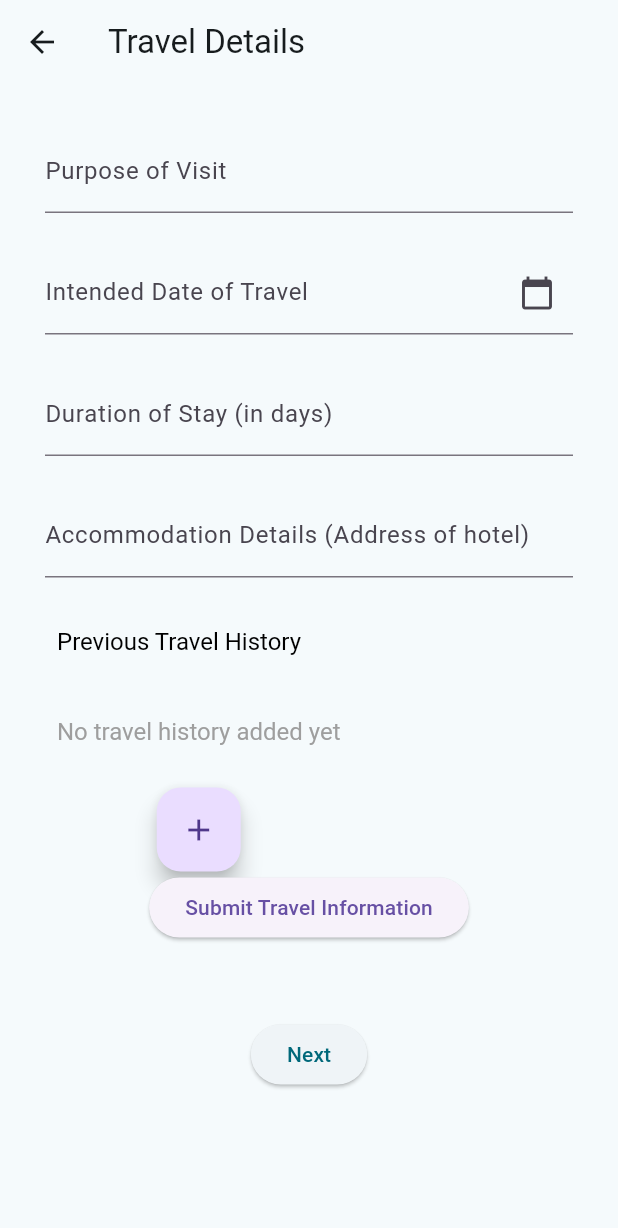
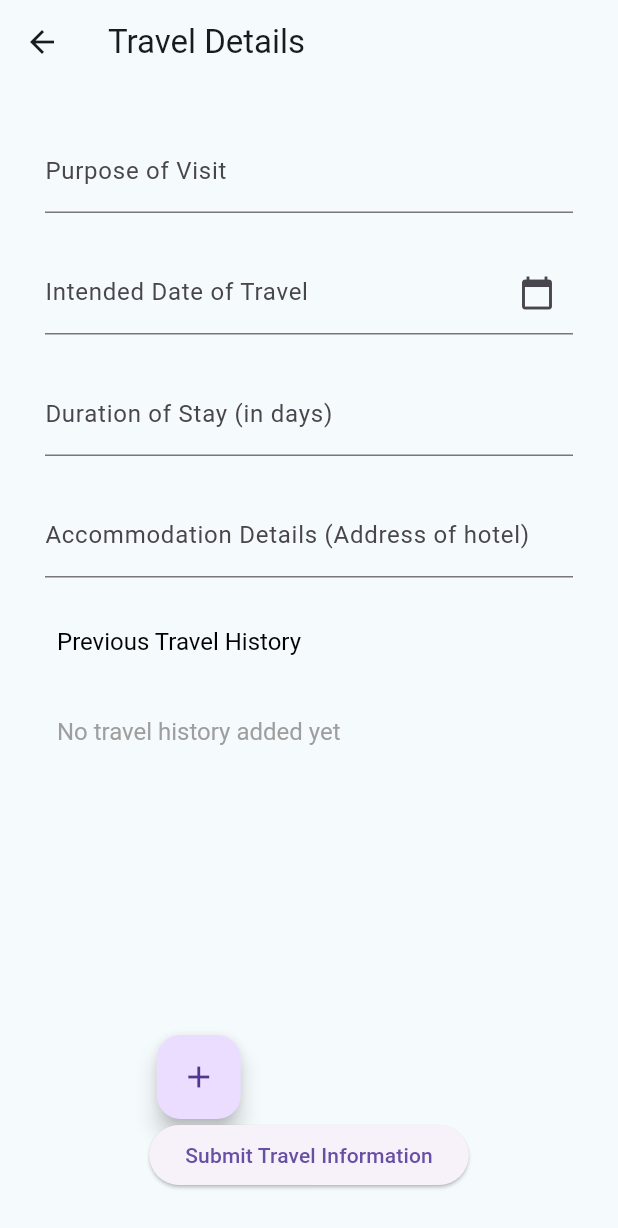
Before and after one commit to Iyadh27/CodexBots_SL-Portal, a Flutter app: the TravelVisa screen opened directly with empty values, on a phone screen of 412 x 824 dp. Shown: the top 1228 px of the screen. Run offline on Flutter 3.47's test engine with Material 3 defaults, Android fonts, the light colour scheme and no system bars; our stand-ins replace carousel_slider, file_picker, firebase_core; accounts and stored records are empty.

Commit message:
Travel form

```diff
--- a/lib/image_carousel.dart
+++ b/lib/image_carousel.dart
@@ -3,6 +3,8 @@
 import 'package:sl_portal/singup.dart';
 
 class ImageCarousel extends StatefulWidget {
+  const ImageCarousel({super.key});
+
   @override
   _ImageCarouselState createState() => _ImageCarouselState();
 }
--- a/lib/main.dart
+++ b/lib/main.dart
@@ -1,6 +1,4 @@
 import 'package:flutter/material.dart';
-import 'package:sl_portal/loading.dart';
-import 'package:sl_portal/preferred_activities.dart';
 import 'package:sl_portal/singup.dart';
 
 void main() {
@@ -20,8 +18,8 @@
         useMaterial3: true,
       ),
       debugShowCheckedModeBanner: false,
-      // home: const MyHomePage(title: 'Flutter Demo Home Page'),
-      home: const LoadingScreen(),
+      home: const MyHomePage(title: 'Flutter Demo Home Page'),
+      // home: const LoadingScreen(),
       // home: const PreferredActivities(),
     );
   }
--- a/lib/travel_form.dart
+++ b/lib/travel_form.dart
@@ -150,7 +150,7 @@
                 ),
 
                 const SizedBox(height: 25),
-                TravelHistoryRecords(),
+                const TravelHistoryRecords(),
                 Center(
                   child: ElevatedButton(
                     onPressed: _submitForm,
--- a/lib/travel_records.dart
+++ b/lib/travel_records.dart
@@ -1,129 +1,14 @@
 import 'package:flutter/material.dart';
 
 // class TravelHistoryForm extends StatefulWidget {
+//   const TravelHistoryForm({super.key});
+
 //   @override
 //   _TravelHistoryFormState createState() => _TravelHistoryFormState();
 // }
 
 // class _TravelHistoryFormState extends State<TravelHistoryForm> {
-//   List<Map<String, String>> _travelHistory = [];
-//   bool _showForm = false;
-
-//   final TextEditingController _countryController = TextEditingController();
-//   final TextEditingController _periodController = TextEditingController();
-//   final TextEditingController _descriptionController = TextEditingController();
-
-//   void _addTravelHistory() {
-//     if (_countryController.text.isNotEmpty &&
-//         _periodController.text.isNotEmpty &&
-//         _descriptionController.text.isNotEmpty) {
-//       setState(() {
-//         _travelHistory.add({
-//           'Country': _countryController.text,
-//           'Period': _periodController.text,
-//           'Description': _descriptionController.text
-//         });
-//         _countryController.clear();
-//         _periodController.clear();
-//         _descriptionController.clear();
-//         _showForm = false; // Hide the form after adding the record
-//       });
-//     }
-//   }
-
-//   @override
-//   Widget build(BuildContext context) {
-//     return Padding(
-//       padding: const EdgeInsets.all(16.0),
-//       child: Column(
-//         children: [
-//           _travelHistory.isNotEmpty
-//               ? Expanded(
-//                   child: ListView.builder(
-//                     itemCount: _travelHistory.length,
-//                     itemBuilder: (context, index) {
-//                       final record = _travelHistory[index];
-//                       return ListTile(
-//                         title:
-//                             Text('${record['Country']} (${record['Period']})'),
-//                         subtitle: Text(record['Description']!),
-//                       );
-//                     },
-//                   ),
-//                 )
-//               : const Text('Add your previous travel history'),
-//           FloatingActionButton(
-//             onPressed: () {
-//               setState(() {
-//                 _showForm = !_showForm; // Toggle visibility of the form
-//               });
-//             },
-//             child: Icon(_showForm ? Icons.remove : Icons.add),
-//           ),
-//           // Toggle the form to show/hide when plus icon is clicked
-//           if (_showForm)
-//             Column(
-//               children: [
-//                 TextFormField(
-//                   controller: _countryController,
-//                   decoration:
-//                       const InputDecoration(labelText: 'Country Visited'),
-//                 ),
-//                 TextFormField(
-//                   controller: _periodController,
-//                   decoration: const InputDecoration(labelText: 'Time Period'),
-//                 ),
-//                 TextFormField(
-//                   controller: _descriptionController,
-//                   decoration: const InputDecoration(labelText: 'Description'),
-//                   maxLines: 2,
-//                 ),
-//                 SizedBox(height: 10),
-//                 ElevatedButton(
-//                   onPressed: _addTravelHistory,
-//                   child: Text('Add Travel History'),
-//                 ),
-//               ],
-//             ),
-//           SizedBox(height: 20),
-//           // _travelHistory.isNotEmpty
-//           //     ? Expanded(
-//           //         child: ListView.builder(
-//           //           itemCount: _travelHistory.length,
-//           //           itemBuilder: (context, index) {
-//           //             final record = _travelHistory[index];
-//           //             return ListTile(
-//           //               title:
-//           //                   Text('${record['Country']} (${record['Period']})'),
-//           //               subtitle: Text(record['Description']!),
-//           //             );
-//           //           },
-//           //         ),
-//           //       )
-//           //     : Text('Add your previous travel history'),
-//           // FloatingActionButton(
-//           //   onPressed: () {
-//           //     setState(() {
-//           //       _showForm = !_showForm; // Toggle visibility of the form
-//           //     });
-//           //   },
-//           //   child: Icon(_showForm ? Icons.close : Icons.add),
-//           // ),
-//         ],
-//       ),
-//     );
-//   }
-// }
-
-// import 'package:flutter/material.dart';
-
-// class TravelHistoryForm extends StatefulWidget {
-//   @override
-//   _TravelHistoryFormState createState() => _TravelHistoryFormState();
-// }
-
-// class _TravelHistoryFormState extends State<TravelHistoryForm> {
-//   List<Map<String, String>> _travelHistory = [];
+//   final List<Map<String, String>> _travelHistory = [];
 //   bool _showForm = false;
 
 //   final TextEditingController _countryController = TextEditingController();
@@ -149,110 +34,149 @@
 //     } else {
 //       // Show a snackbar or dialog for empty fields
 //       ScaffoldMessenger.of(context).showSnackBar(
-//         SnackBar(content: Text('Please fill all fields')),
+//         const SnackBar(content: Text('Please fill all fields')),
 //       );
 //     }
 //   }
 
 //   @override
 //   Widget build(BuildContext context) {
-//     return Flex(
-//       direction: Axis.vertical,
-//       children: [
-//         SingleChildScrollView(
-//           child: Column(
+//     return DefaultTextStyle(
+//       style: const TextStyle(fontSize: 16.0, color: Colors.black),
+//       child: Stack(
+//         children: [
+//           Column(
 //             children: [
-//               _travelHistory.isNotEmpty
-//                   ? ListView.builder(
-//                       shrinkWrap: true,
-//                       physics: NeverScrollableScrollPhysics(),
-//                       itemCount: _travelHistory.length,
-//                       itemBuilder: (context, index) {
-//                         final record = _travelHistory[index];
-//                         return ListTile(
-//                           title: Text(
-//                               '${record['Country']} (${record['Period']})'),
-//                           subtitle: Text(record['Description']!),
-//                         );
-//                       },
-//                     )
-//                   : Padding(
-//                       padding: const EdgeInsets.all(8.0),
-//                       child: Text(
-//                         'No travel history added yet',
-//                         style: TextStyle(
-//                           fontSize: 16.0,
-//                           color: Colors.grey,
+//               SizedBox(
+//                 height: 300,
+//                 child: _travelHistory.isNotEmpty
+//                     ? ListView.builder(
+//                         shrinkWrap: true,
+//                         physics: const NeverScrollableScrollPhysics(),
+//                         itemCount: _travelHistory.length,
+//                         itemBuilder: (context, index) {
+//                           final record = _travelHistory[index];
+//                           return Card(
+//                             elevation: 5, // Adds shadow and depth
+//                             margin: const EdgeInsets.symmetric(
+//                                 vertical: 8.0,
+//                                 horizontal: 16.0), // Spacing around the card
+//                             shape: RoundedRectangleBorder(
+//                               borderRadius: BorderRadius.circular(
+//                                   15.0), // Rounded corners for the card
+//                             ),
+//                             child: Padding(
+//                               padding: const EdgeInsets.all(
+//                                   12.0), // Adds padding inside the card
+//                               child: ListTile(
+//                                 title: Text(
+//                                   '${record['Country']} (${record['Period']} days)',
+//                                   style: const TextStyle(
+//                                     fontSize: 18.0,
+//                                     fontWeight: FontWeight.bold,
+//                                     color: Colors.blueAccent,
+//                                   ),
+//                                 ),
+//                                 subtitle: Text(
+//                                   record['Description']!,
+//                                   style: TextStyle(
+//                                     fontSize: 14.0,
+//                                     fontStyle: FontStyle.italic,
+//                                     color: Colors.grey[600],
+//                                   ),
+//                                 ),
+//                                 leading: const Icon(
+//                                   Icons.location_on,
+//                                   color: Colors.redAccent,
+//                                 ),
+//                                 trailing: const Icon(
+//                                   Icons.arrow_forward_ios,
+//                                   size: 16.0,
+//                                   color: Colors.grey,
+//                                 ),
+//                               ),
+//                             ),
+//                           );
+//                         },
+//                       )
+//                     : const Padding(
+//                         padding: EdgeInsets.all(8.0),
+//                         child: Text(
+//                           'No travel history added yet',
+//                           style: TextStyle(
+//                             color: Colors.grey,
+//                           ),
 //                         ),
-//                         softWrap: true,
 //                       ),
+//                 if (_showForm)
+//                   Padding(
+//                     padding: const EdgeInsets.all(8.0),
+//                     child: Column(
+//                       children: [
+//                         TextFormField(
+//                           controller: _countryController,
+//                           decoration: const InputDecoration(
+//                               labelText: 'Country Visited'),
+//                         ),
+//                         TextFormField(
+//                           controller: _periodController,
+//                           decoration:
+//                               const InputDecoration(labelText: 'Time Period'),
+//                         ),
+//                         TextFormField(
+//                           controller: _descriptionController,
+//                           decoration:
+//                               const InputDecoration(labelText: 'Description'),
+//                           maxLines: 2,
+//                         ),
+//                         const SizedBox(height: 10),
+//                         ElevatedButton(
+//                           onPressed: _addTravelHistory,
+//                           child: const Text('Add to History'),
+//                         ),
+//                       ],
 //                     ),
-//               if (_showForm)
-//                 Padding(
-//                   padding: const EdgeInsets.all(8.0),
-//                   child: Column(
-//                     children: [
-//                       TextFormField(
-//                         controller: _countryController,
-//                         decoration:
-//                             const InputDecoration(labelText: 'Country Visited'),
-//                       ),
-//                       TextFormField(
-//                         controller: _periodController,
-//                         decoration:
-//                             const InputDecoration(labelText: 'Time Period'),
-//                       ),
-//                       TextFormField(
-//                         controller: _descriptionController,
-//                         decoration:
-//                             const InputDecoration(labelText: 'Description'),
-//                         maxLines: 2,
-//                       ),
-//                       SizedBox(height: 10),
-//                       ElevatedButton(
-//                         onPressed: _addTravelHistory,
-//                         child: Text('Add to History'),
-//                       ),
-//                     ],
 //                   ),
-//                 ),
-//               SizedBox(height: 20),
-//             ],
+//                 const SizedBox(height: 20),
+//               ],
+//             ),
 //           ),
-//         ),
-//         Positioned(
-//           bottom: 16.0,
-//           right: 16.0,
-//           child: FloatingActionButton(
-//             onPressed: () {
-//               setState(() {
-//                 _showForm = !_showForm;
-//               });
-//             },
-//             child: Icon(_showForm ? Icons.remove : Icons.add),
+//           Positioned(
+//             bottom: 16.0,
+//             right: 16.0,
+//             child: FloatingActionButton(
+//               onPressed: () {
+//                 setState(() {
+//                   _showForm = !_showForm;
+//                 });
+//               },
+//               child: Icon(_showForm ? Icons.remove : Icons.add),
+//             ),
 //           ),
-//         ),
-//       ],
+//         ],
+//       ),
 //     );
 //   }
 // }
 
 // class TravelHistoryRecords extends StatelessWidget {
+//   const TravelHistoryRecords({super.key});
+
 //   @override
 //   Widget build(BuildContext context) {
 //     return TravelHistoryForm(); // Integrating TravelHistoryForm
 //   }
 // }
 
-import 'package:flutter/material.dart';
+class TravelHistoryRecords extends StatefulWidget {
+  const TravelHistoryRecords({Key? key}) : super(key: key);
 
-class TravelHistoryForm extends StatefulWidget {
   @override
-  _TravelHistoryFormState createState() => _TravelHistoryFormState();
+  _TravelHistoryRecordsState createState() => _TravelHistoryRecordsState();
 }
 
-class _TravelHistoryFormState extends State<TravelHistoryForm> {
-  List<Map<String, String>> _travelHistory = [];
+class _TravelHistoryRecordsState extends State<TravelHistoryRecords> {
+  final List<Map<String, String>> _travelHistory = [];
   bool _showForm = false;
 
   final TextEditingController _countryController = TextEditingController();
@@ -276,7 +200,6 @@
         _showForm = false;
       });
     } else {
-      // Show a snackbar or dialog for empty fields
       ScaffoldMessenger.of(context).showSnackBar(
         const SnackBar(content: Text('Please fill all fields')),
       );
@@ -287,31 +210,25 @@
   Widget build(BuildContext context) {
     return DefaultTextStyle(
       style: const TextStyle(fontSize: 16.0, color: Colors.black),
-      child: Flex(
-        direction: Axis.vertical,
-        children: [
-          SingleChildScrollView(
       child: Column(
         children: [
-                _travelHistory.isNotEmpty
+          // Use a SizedBox to constrain ListView's height
+          SizedBox(
+            height: 200.0, // Adjust this value based on the available space
+            child: _travelHistory.isNotEmpty
                 ? ListView.builder(
-                        shrinkWrap: true,
-                        physics: const NeverScrollableScrollPhysics(),
                     itemCount: _travelHistory.length,
                     itemBuilder: (context, index) {
                       final record = _travelHistory[index];
                       return Card(
-                            elevation: 5, // Adds shadow and depth
+                        elevation: 5,
                         margin: const EdgeInsets.symmetric(
-                                vertical: 8.0,
-                                horizontal: 16.0), // Spacing around the card
+                            vertical: 8.0, horizontal: 16.0),
                         shape: RoundedRectangleBorder(
-                              borderRadius: BorderRadius.circular(
-                                  15.0), // Rounded corners for the card
+                          borderRadius: BorderRadius.circular(15.0),
                         ),
                         child: Padding(
-                              padding: const EdgeInsets.all(
-                                  12.0), // Adds padding inside the card
+                          padding: const EdgeInsets.all(12.0),
                           child: ListTile(
                             title: Text(
                               '${record['Country']} (${record['Period']} days)',
@@ -352,6 +269,7 @@
                       ),
                     ),
                   ),
+          ),
           if (_showForm)
             Padding(
               padding: const EdgeInsets.all(8.0),
@@ -359,18 +277,16 @@
                 children: [
                   TextFormField(
                     controller: _countryController,
-                          decoration: const InputDecoration(
-                              labelText: 'Country Visited'),
+                    decoration:
+                        const InputDecoration(labelText: 'Country Visited'),
                   ),
                   TextFormField(
                     controller: _periodController,
-                          decoration:
-                              const InputDecoration(labelText: 'Time Period'),
+                    decoration: const InputDecoration(labelText: 'Time Period'),
                   ),
                   TextFormField(
                     controller: _descriptionController,
-                          decoration:
-                              const InputDecoration(labelText: 'Description'),
+                    decoration: const InputDecoration(labelText: 'Description'),
                     maxLines: 2,
                   ),
                   const SizedBox(height: 10),
@@ -382,13 +298,7 @@
               ),
             ),
           const SizedBox(height: 20),
-              ],
-            ),
-          ),
-          Positioned(
-            bottom: 16.0,
-            right: 16.0,
-            child: FloatingActionButton(
+          FloatingActionButton(
             onPressed: () {
               setState(() {
                 _showForm = !_showForm;
@@ -396,16 +306,8 @@
             },
             child: Icon(_showForm ? Icons.remove : Icons.add),
           ),
-          ),
         ],
       ),
     );
   }
 }
-
-class TravelHistoryRecords extends StatelessWidget {
-  @override
-  Widget build(BuildContext context) {
-    return TravelHistoryForm(); // Integrating TravelHistoryForm
-  }
-}
--- a/pubspec.yaml
+++ b/pubspec.yaml
@@ -36,6 +36,7 @@
   # Use with the CupertinoIcons class for iOS style icons.
   cupertino_icons: ^1.0.8
   carousel_slider: ^5.0.0
+  firebase_core: ^3.6.0
 
 dev_dependencies:
   flutter_test:
```
Also changed, not shown: lib/visa.dart (+4 -4 lines), pubspec.lock, 3 other files. Lines whose indentation alone changed are shown as unchanged.
